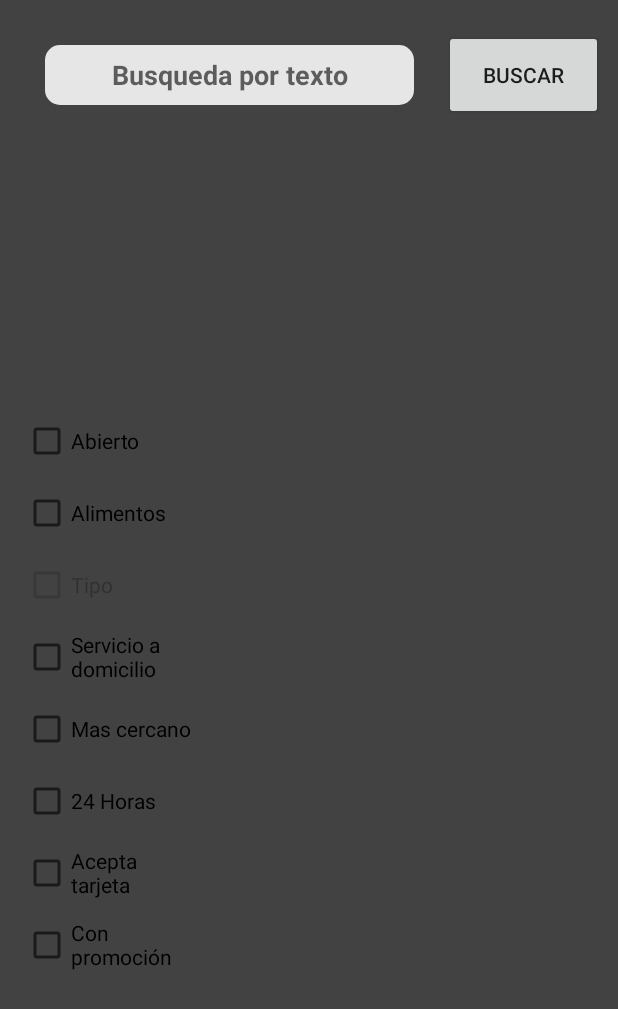
After one commit to cccorona/DirectorioApp, an Android app: the SearchActivity screen opened directly, with no data from a screen before it, on a phone screen of 412 x 824 dp. The commit adds this screen. Shown: the top 1009 px of the screen. Run offline under Robolectric (Android 15) with nearby library versions, the phone set to English and light mode, and no system bars; our stand-ins replace Firebase (no records; nobody signed in at launch, a user with empty details on screens opened directly).

Commit message:
Add Search Activity

```diff
--- a/app/src/main/AndroidManifest.xml
+++ b/app/src/main/AndroidManifest.xml
@@ -33,6 +33,9 @@
         <activity android:name=".activities.CategoriaActivity" />
         <activity android:name=".activities.NegocioPorCategoriaActivity" />
         <activity android:name=".activities.NegocioDetailActivity" />
+        <activity android:name=".activities.SearchActivity"
+            android:windowSoftInputMode="stateHidden"
+            />
 
         <service
             android:name=".service.MyLocationService"
--- a/app/src/main/java/mx/com/cesarcorona/directorio/MainActivity.java
+++ b/app/src/main/java/mx/com/cesarcorona/directorio/MainActivity.java
@@ -16,12 +16,14 @@ import android.view.Menu;
 import android.view.MenuItem;
 
 import mx.com.cesarcorona.directorio.activities.CategoriaActivity;
+import mx.com.cesarcorona.directorio.activities.SearchActivity;
 
 public class MainActivity extends AppCompatActivity
         implements NavigationView.OnNavigationItemSelectedListener {
 
 
     private CardView categoriaCard;
+    private CardView seachCard;
 
 
     @Override
@@ -110,5 +112,15 @@ public class MainActivity extends AppCompatActivity
                 startActivity(categorysActivity);
             }
         });
+
+        seachCard = (CardView) findViewById(R.id.search_card_view);
+        seachCard.setOnClickListener(new View.OnClickListener() {
+            @Override
+            public void onClick(View view) {
+                Intent categorysActivity = new Intent(MainActivity.this, SearchActivity.class);
+                startActivity(categorysActivity);
+            }
+        });
+
     }
 }
--- /dev/null
+++ b/app/src/main/java/mx/com/cesarcorona/directorio/activities/SearchActivity.java
@@ -0,0 +1,120 @@
+package mx.com.cesarcorona.directorio.activities;
+
+import android.app.ProgressDialog;
+import android.content.Intent;
+import android.os.Bundle;
+import android.support.v7.app.AppCompatActivity;
+import android.view.ViewGroup;
+import android.view.Window;
+import android.view.WindowManager;
+import android.widget.Button;
+import android.widget.CheckBox;
+import android.widget.EditText;
+import android.widget.GridView;
+import android.widget.LinearLayout;
+
+import com.google.firebase.crash.FirebaseCrash;
+import com.google.firebase.database.DataSnapshot;
+import com.google.firebase.database.DatabaseError;
+import com.google.firebase.database.DatabaseReference;
+import com.google.firebase.database.FirebaseDatabase;
+import com.google.firebase.database.ValueEventListener;
+
+import java.util.LinkedList;
+import java.util.Timer;
+import java.util.TimerTask;
+
+import mx.com.cesarcorona.directorio.MainActivity;
+import mx.com.cesarcorona.directorio.R;
+import mx.com.cesarcorona.directorio.adapter.NegocioPorCategoriaAdapter;
+import mx.com.cesarcorona.directorio.pojo.Negocio;
+
+import static mx.com.cesarcorona.directorio.activities.NegocioPorCategoriaActivity.NEGOCIOS_REFERENCE;
+
+/**
+ * Created by ccabrera on 15/08/17.
+ */
+
+public class SearchActivity extends AppCompatActivity {
+
+
+    public static final String TAG = SearchActivity.class.getSimpleName();
+    public static String CATEGORY_REFERENCE ="categorias";
+
+
+    private EditText textSearch;
+    private Button buttonSearch;
+    private CheckBox abierto,alimentos,tipo,aDomicilio,masCercano,always,creditCard,promocion;
+    private GridView resultGrind;
+
+    private DatabaseReference mDatabase;
+    private LinkedList<Negocio> allNegocios;
+    private LinkedList<Negocio> filteredNegocios;
+    private ProgressDialog pDialog;
+
+
+
+    @Override
+    protected void onCreate(Bundle savedInstanceState) {
+        super.onCreate(savedInstanceState);
+
+        setContentView(R.layout.search_dialog_layout);
+        textSearch = (EditText) findViewById(R.id.search_edit_text);
+        buttonSearch = (Button) findViewById(R.id.search_button_filter);
+        abierto = (CheckBox) findViewById(R.id.open_filter);
+        alimentos = (CheckBox) findViewById(R.id.food_filter);
+        tipo = (CheckBox) findViewById(R.id.food_type_filter);
+        aDomicilio = (CheckBox) findViewById(R.id.delivery_filter);
+        masCercano = (CheckBox) findViewById(R.id.closest_filter);
+        always = (CheckBox) findViewById(R.id.always_open_filter);
+        creditCard = (CheckBox) findViewById(R.id.credit_filter);
+        promocion = (CheckBox) findViewById(R.id.prom_filter);
+        mDatabase = FirebaseDatabase.getInstance().getReference( NEGOCIOS_REFERENCE);
+        allNegocios = new LinkedList<>();
+        pDialog = new ProgressDialog(SearchActivity.this);
+        pDialog.setMessage("Por favor espera...");
+        pDialog.setCancelable(false);
+
+
+
+
+
+    } // Fin onCreate()
+
+
+
+    private void searchFunciones(){
+
+    }
+
+    private void showpDialog() {
+        if (!pDialog.isShowing())
+            pDialog.show();
+    }
+
+    private void hidepDialog() {
+        if (pDialog.isShowing())
+            pDialog.dismiss();
+    }
+
+    private void recoveryNegocios(){
+        ValueEventListener categoryListener = new ValueEventListener() {
+            @Override
+            public void onDataChange(DataSnapshot dataSnapshot) {
+                for (DataSnapshot categoriaSnap : dataSnapshot.getChildren()) {
+
+                }
+
+                hidepDialog();
+            }
+
+            @Override
+            public void onCancelled(DatabaseError databaseError) {
+                FirebaseCrash.log(TAG + "loadPost:onCancelled" + databaseError.toException());
+            }
+        };
+        mDatabase.addListenerForSingleValueEvent(categoryListener);
+    }
+
+
+}
--- /dev/null
+++ b/app/src/main/res/drawable/white_rounded.xml
@@ -0,0 +1,9 @@
+<?xml version="1.0" encoding="utf-8"?>
+<shape xmlns:android="http://schemas.android.com/apk/res/android"
+    android:shape="rectangle">
+    <solid android:color="#DDFFFFFF" />
+    <corners android:bottomRightRadius="10dp"
+        android:bottomLeftRadius="10dp"
+        android:topRightRadius="10dp"
+        android:topLeftRadius="10dp"/>
+</shape>
--- a/app/src/main/res/layout/content_main.xml
+++ b/app/src/main/res/layout/content_main.xml
@@ -62,6 +62,7 @@
 
                 </android.support.v7.widget.CardView>
                 <android.support.v7.widget.CardView
+                    android:id="@+id/search_card_view"
                     android:layout_margin="5dp"
                     android:layout_gravity="center"
                     android:layout_width="100dp"
--- /dev/null
+++ b/app/src/main/res/layout/search_dialog_layout.xml
@@ -0,0 +1,176 @@
+<?xml version="1.0" encoding="utf-8"?>
+<LinearLayout xmlns:android="http://schemas.android.com/apk/res/android"
+    android:orientation="vertical" android:layout_width="match_parent"
+    android:background="#BB000000"
+    android:layout_margin="0dp"
+    android:layout_height="match_parent">
+
+
+
+    <LinearLayout
+        android:orientation="horizontal"
+        android:layout_margin="10dp"
+        android:layout_width="match_parent"
+        android:layout_height="wrap_content">
+
+
+
+        <EditText
+            android:id="@+id/search_edit_text"
+            android:imeOptions="actionDone"
+            android:textStyle="bold"
+            android:layout_weight="70"
+            android:gravity="center"
+            android:hint="Busqueda por texto"
+            android:background="@drawable/white_rounded"
+            android:layout_margin="20dp"
+            android:layout_width="0dp"
+            android:layout_height="40dp" />
+
+        <Button
+            android:text="Buscar"
+            android:id="@+id/search_button_filter"
+            android:layout_gravity="center"
+            android:layout_weight="30"
+            android:layout_width="0dp"
+            android:layout_height="60dp" />
+
+    </LinearLayout>
+
+    <LinearLayout
+        android:orientation="horizontal"
+        android:layout_width="match_parent"
+        android:layout_height="match_parent">
+
+        <LinearLayout
+            android:layout_weight="35"
+            android:orientation="vertical"
+            android:layout_width="0dp"
+            android:gravity="center_vertical"
+            android:layout_height="match_parent">
+
+            <LinearLayout
+                android:paddingLeft="15dp"
+                android:orientation="horizontal"
+                android:layout_width="match_parent"
+                android:layout_height="wrap_content">
+
+                <CheckBox
+                    android:id="@+id/open_filter"
+                    android:text="Abierto"
+                    android:layout_width="wrap_content"
+                    android:layout_height="48dp" />
+
+            </LinearLayout>
+            <LinearLayout
+                android:paddingLeft="15dp"
+                android:orientation="horizontal"
+                android:layout_width="match_parent"
+                android:layout_height="wrap_content">
+
+                <CheckBox
+                    android:id="@+id/food_filter"
+                    android:text="Alimentos"
+                    android:layout_width="wrap_content"
+                    android:layout_height="48dp" />
+
+            </LinearLayout>
+            <LinearLayout
+                android:paddingLeft="15dp"
+                android:orientation="horizontal"
+                android:layout_width="match_parent"
+                android:layout_height="wrap_content">
+
+                <CheckBox
+                    android:enabled="false"
+                    android:id="@+id/food_type_filter"
+                    android:text="Tipo"
+                    android:layout_width="wrap_content"
+                    android:layout_height="48dp" />
+
+            </LinearLayout>
+            <LinearLayout
+                android:paddingLeft="15dp"
+                android:orientation="horizontal"
+                android:layout_width="match_parent"
+                android:layout_height="wrap_content">
+
+                <CheckBox
+                    android:id="@+id/delivery_filter"
+                    android:text="Servicio a\ndomicilio"
+                    android:layout_width="wrap_content"
+                    android:layout_height="48dp" />
+
+            </LinearLayout>
+            <LinearLayout
+                android:paddingLeft="15dp"
+                android:orientation="horizontal"
+                android:layout_width="match_parent"
+                android:layout_height="wrap_content">
+
+                <CheckBox
+                    android:id="@+id/closest_filter"
+                    android:text="Mas cercano"
+                    android:layout_width="wrap_content"
+                    android:layout_height="48dp" />
+
+            </LinearLayout>
+            <LinearLayout
+                android:paddingLeft="15dp"
+                android:orientation="horizontal"
+                android:layout_width="match_parent"
+                android:layout_height="wrap_content">
+
+                <CheckBox
+                    android:id="@+id/always_open_filter"
+                    android:text="24 Horas"
+                    android:layout_width="wrap_content"
+                    android:layout_height="48dp" />
+
+            </LinearLayout>
+            <LinearLayout
+                android:paddingLeft="15dp"
+                android:orientation="horizontal"
+                android:layout_width="match_parent"
+                android:layout_height="wrap_content">
+
+                <CheckBox
+                    android:id="@+id/credit_filter"
+                    android:text="Acepta\ntarjeta"
+                    android:layout_width="wrap_content"
+                    android:layout_height="48dp" />
+
+            </LinearLayout>
+            <LinearLayout
+                android:paddingLeft="15dp"
+                android:orientation="horizontal"
+                android:layout_width="match_parent"
+                android:layout_height="wrap_content">
+
+                <CheckBox
+                    android:id="@+id/prom_filter"
+                    android:text="Con\npromoción"
+                    android:layout_width="wrap_content"
+                    android:layout_height="48dp" />
+
+            </LinearLayout>
+
+        </LinearLayout>
+        <GridView
+            android:numColumns="2"
+            android:id="@+id/result_grid"
+            android:layout_weight="65"
+            android:layout_width="0dp"
+            android:layout_height="match_parent">
+
+        </GridView>
+
+
+    </LinearLayout>
+
+
+
+
+
+
+</LinearLayout>
```
